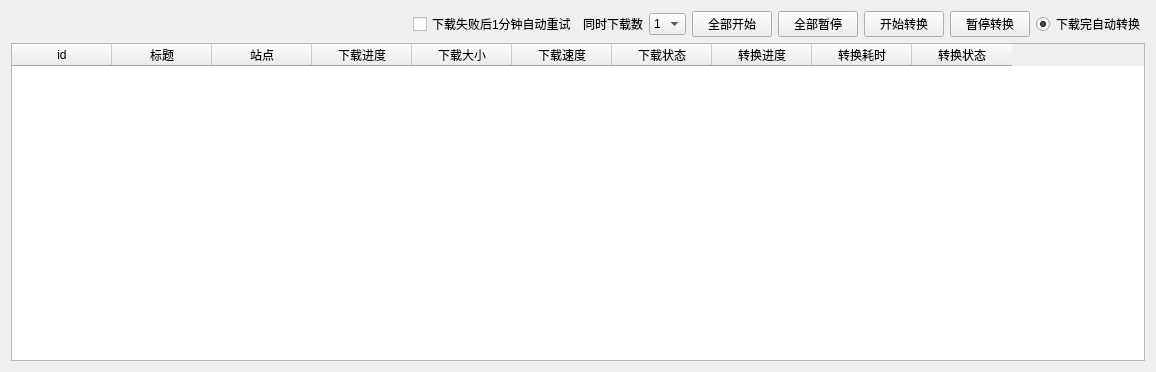
First picture: the form in ui/ui_download.ui, repository tonquer/ehentai-qt, before the edit.
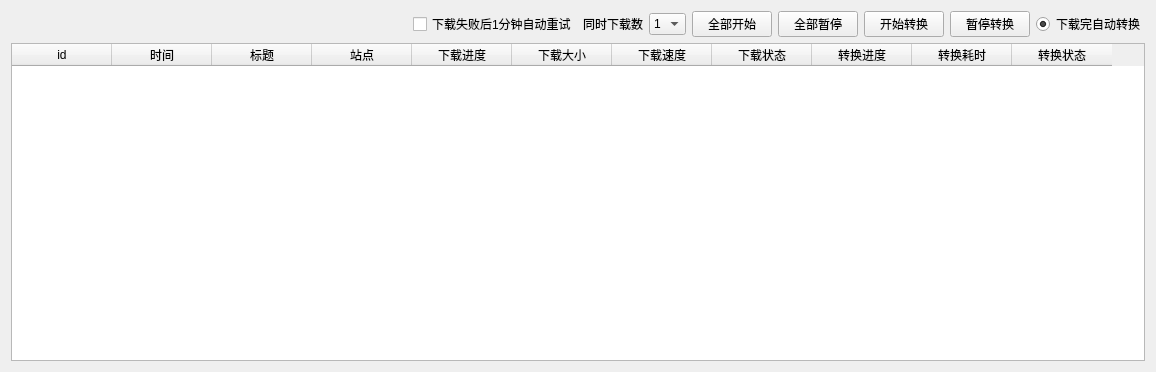
Second picture: the form after the edit.

Patch:
```diff
--- a/ui/ui_download.ui
+++ b/ui/ui_download.ui
@@ -124,6 +124,11 @@
          <string>id</string>
         </property>
        </column>
+       <column>
+        <property name="text">
+         <string>时间</string>
+        </property>
+       </column>
        <column>
         <property name="text">
          <string>标题</string>
```
